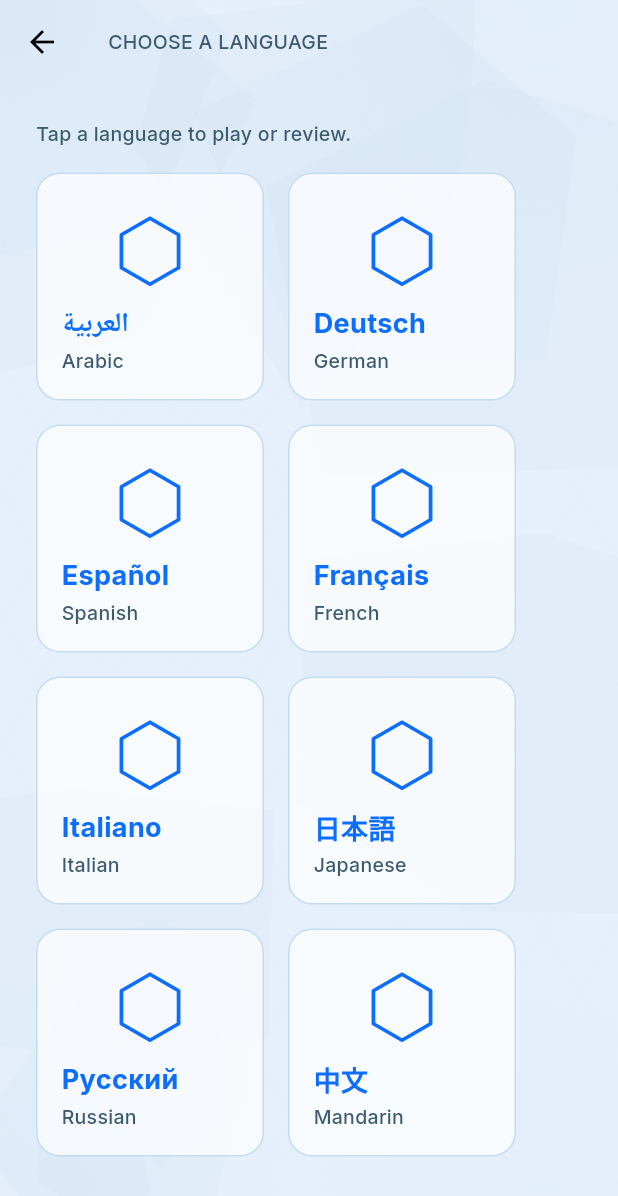
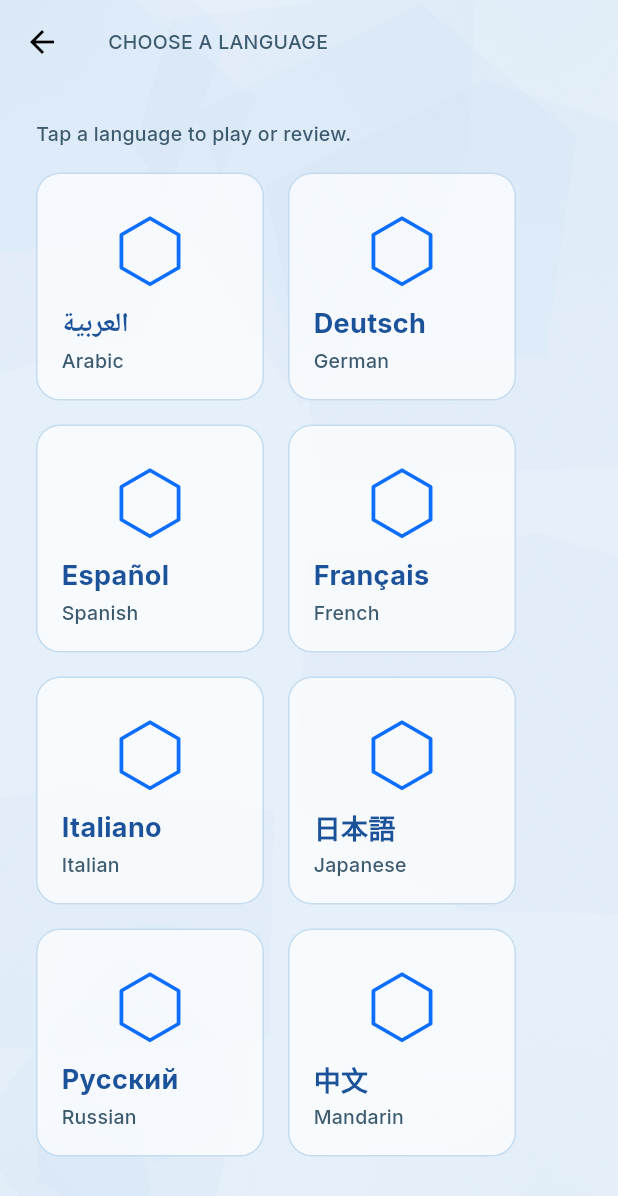
Before and after one commit to Goofns/taaevon, a Flutter app: the LanguageSelectionScreen screen opened directly, on a phone screen of 412 x 824 dp. Shown: the top 1196 px of the screen. Run offline on Flutter 3.47's test engine with Material 3 defaults, Android fonts, the phone set to English and light mode, and no system bars; our stand-ins replace equatable, flutter_bloc, shared_preferences; accounts and stored records are empty.

Commit message:
Tag foreign-script text with its language (WCAG 3.1.2); fix native-name contrast
Audit gap #7 (Language of Parts): target-language text carried no Locale, so a
screen reader pronounced it in the UI language and the engine couldn't pick the
right script font (now that Noto Sans is bundled). Added Locale to the foreign
text: Polygon Polyglot option tiles (new OptionTile.targetLanguage), the language
picker's native names (Locale(option.code)), and the review screen's translated
term (Locale(w.targetLanguage)).

Also fixed a contrast miss found alongside it: the picker's native name used
languageAccent #0D6EFD (4.33:1 at 18px) — switched to accentB, matching the home
LANGUAGE-title fix; now covered by the WCAG contrast contract.

(Tap targets, the other #7 item, were checked and are already >=44px: direction
pad 56, stepper 52, option tiles 64, board cells ~90, language/domain tiles 152.)

Co-Authored-By: Claude Opus 4.8 <noreply@anthropic.com>

```diff
--- a/lib/features/activity_engine/polygon_polyglot/presentation/polygon_polyglot_screen.dart
+++ b/lib/features/activity_engine/polygon_polyglot/presentation/polygon_polyglot_screen.dart
@@ -152,6 +152,7 @@ class _ActiveView extends StatelessWidget {
               itemCount: state.round.options.length,
               itemBuilder: (context, i) => OptionTile(
                 option: state.round.options[i],
+                targetLanguage: language,
                 onTap: () =>
                     context.read<PolyglotBloc>().add(PolyglotAnswerSelected(i)),
               ),
--- a/lib/features/language/presentation/language_selection_screen.dart
+++ b/lib/features/language/presentation/language_selection_screen.dart
@@ -162,9 +162,14 @@ class _LanguageTile extends StatelessWidget {
                 ),
                 Text(
                   option.nativeName,
+                  // Tag the native script with its language (WCAG 3.1.2) for
+                  // glyph selection + screen-reader pronunciation.
+                  locale: Locale(option.code),
                   style: TaaevonTypography.heading.copyWith(
                     fontSize: 18,
-                    color: TaaevonColors.languageAccent,
+                    // accentB (AA) not languageAccent (4.33:1) — same contrast
+                    // fix as the home LANGUAGE title.
+                    color: TaaevonColors.accentB,
                   ),
                 ),
                 const SizedBox(height: 2),
--- a/lib/features/review/presentation/review_screen.dart
+++ b/lib/features/review/presentation/review_screen.dart
@@ -94,6 +94,7 @@ class _SessionView extends StatelessWidget {
               child: Text(
                 w.translatedTerm,
                 textAlign: TextAlign.center,
+                locale: Locale(w.targetLanguage), // WCAG 3.1.2 Language of Parts
                 style: TaaevonTypography.heading.copyWith(
                     fontSize: 26, color: TaaevonColors.languageAccent),
               ),
```
Also changed, not shown: lib/features/activity_engine/polygon_polyglot/presentation/option_tile.dart (+7 -0 lines).
